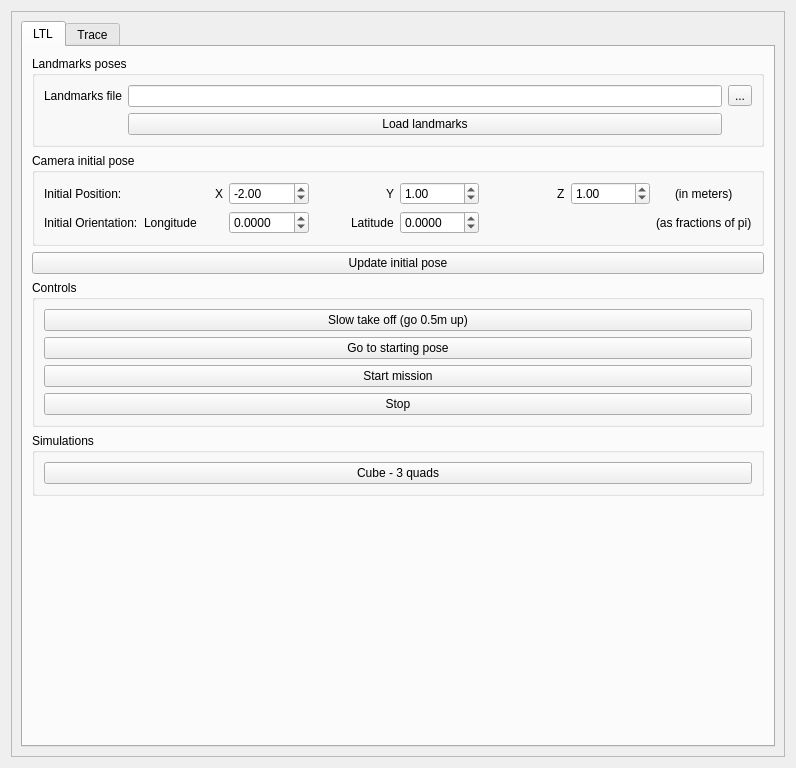
First picture: the form in gui/src/gui/choose_ltl_plan.ui, repository giorgiocorra/SML, before the edit.
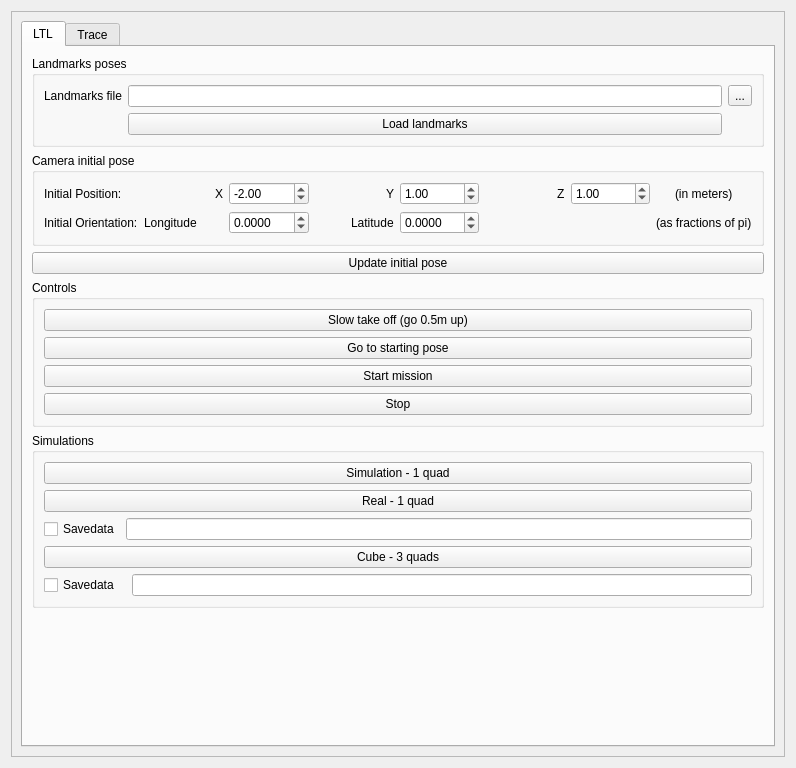
Second picture: the form after the edit.

Commit message: Working mission for single and multiagent real with trading and :it:

What changed in the file:
```diff
--- a/gui/src/gui/choose_ltl_plan.ui
+++ b/gui/src/gui/choose_ltl_plan.ui
@@ -32,7 +32,7 @@
        </rect>
       </property>
       <layout class="QGridLayout" name="gridLayout_8">
-       <item row="0" column="0">
+       <item row="0" column="1">
         <widget class="QTabWidget" name="LTLplan">
          <property name="currentIndex">
           <number>0</number>
@@ -282,14 +282,63 @@
              <property name="title">
               <string>Simulations</string>
              </property>
-             <layout class="QVBoxLayout" name="verticalLayout_5">
-              <item>
+             <layout class="QGridLayout" name="gridLayout_4">
+              <item row="6" column="2">
+               <widget class="QLineEdit" name="input_filename_3quads"/>
+              </item>
+              <item row="2" column="0" colspan="3">
+               <widget class="QPushButton" name="sim_1quad_sim">
+                <property name="enabled">
+                 <bool>true</bool>
+                </property>
+                <property name="sizePolicy">
+                 <sizepolicy hsizetype="Minimum" vsizetype="Fixed">
+                  <horstretch>0</horstretch>
+                  <verstretch>0</verstretch>
+                 </sizepolicy>
+                </property>
+                <property name="maximumSize">
+                 <size>
+                  <width>16777215</width>
+                  <height>16777215</height>
+                 </size>
+                </property>
+                <property name="text">
+                 <string>Simulation - 1 quad</string>
+                </property>
+               </widget>
+              </item>
+              <item row="5" column="0" colspan="3">
                <widget class="QPushButton" name="sim_cube_3quads">
                 <property name="text">
                  <string>Cube - 3 quads</string>
                 </property>
                </widget>
               </item>
+              <item row="4" column="0">
+               <widget class="QCheckBox" name="savedata_1quad_sim_check">
+                <property name="text">
+                 <string>Savedata</string>
+                </property>
+               </widget>
+              </item>
+              <item row="6" column="0">
+               <widget class="QCheckBox" name="savedata_3quads_check">
+                <property name="text">
+                 <string>Savedata</string>
+                </property>
+               </widget>
+              </item>
+              <item row="4" column="1" colspan="2">
+               <widget class="QLineEdit" name="input_filename_1quad_sim"/>
+              </item>
+              <item row="3" column="0" colspan="3">
+               <widget class="QPushButton" name="sim_1quad_real">
+                <property name="text">
+                 <string>Real - 1 quad</string>
+                </property>
+               </widget>
+              </item>
              </layout>
             </widget>
            </item>
```
The commit also changes 141 other files.
